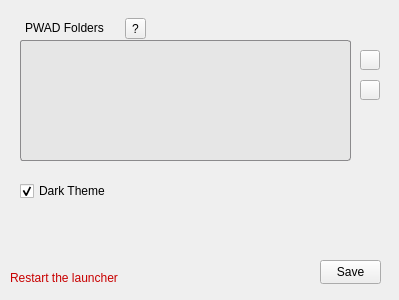
Above: dsda-launcher/settings.ui from Pedro-Beirao/dsda-launcher before the change. Below: the same form after it.
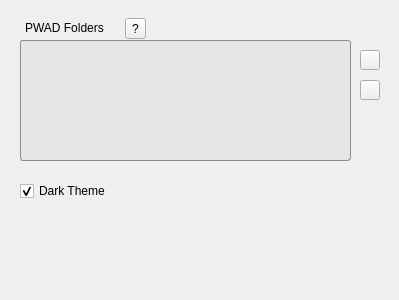
That is the form after the change. Icons and pictures are not drawn.

```diff
--- a/dsda-launcher/settings.ui
+++ b/dsda-launcher/settings.ui
@@ -38,35 +38,6 @@
     <string>PWAD Folders</string>
    </property>
   </widget>
-  <widget class="QPushButton" name="pushButton_2">
-   <property name="geometry">
-    <rect>
-     <x>320</x>
-     <y>260</y>
-     <width>61</width>
-     <height>24</height>
-    </rect>
-   </property>
-   <property name="text">
-    <string>Save</string>
-   </property>
-  </widget>
-  <widget class="QLabel" name="restartWarning">
-   <property name="geometry">
-    <rect>
-     <x>10</x>
-     <y>270</y>
-     <width>131</width>
-     <height>16</height>
-    </rect>
-   </property>
-   <property name="styleSheet">
-    <string notr="true">color: rgb(200, 0, 0);</string>
-   </property>
-   <property name="text">
-    <string>Restart the launcher</string>
-   </property>
-  </widget>
   <widget class="QToolButton" name="toolButton">
    <property name="geometry">
     <rect>
```
Left out of the diff: 2 changed lines with no effect on the pictures.
